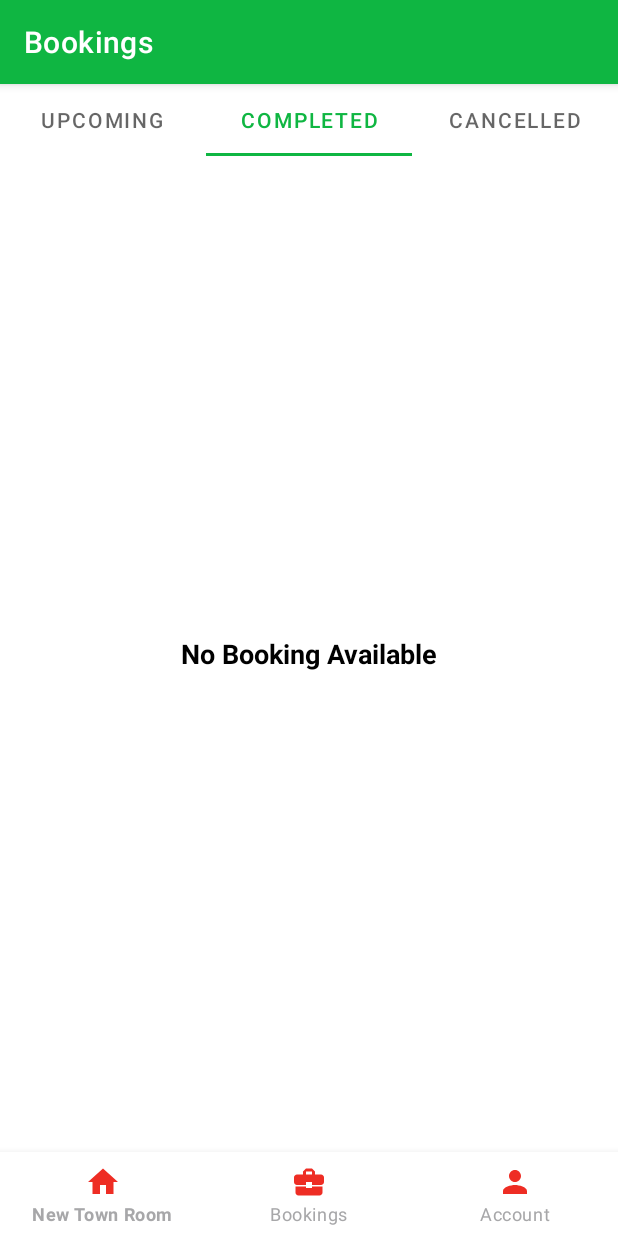
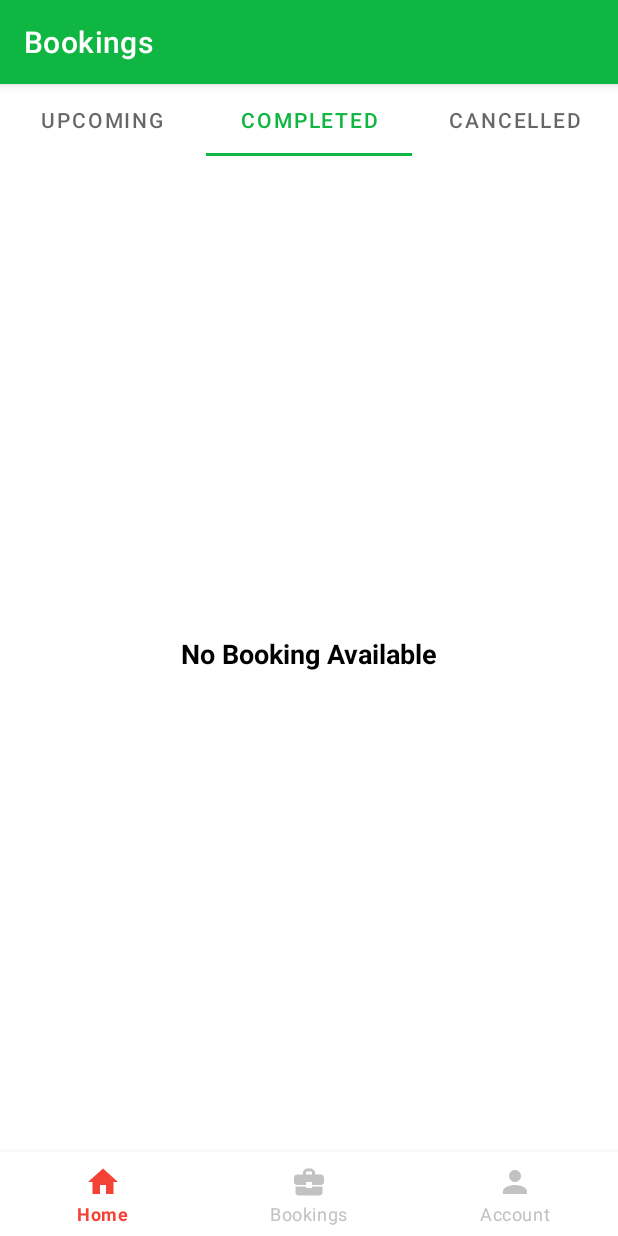
Before and after one commit to srdalai/new-town-room, an Android app: the BookingsFragment screen opened through its navigation route, tab 2 chosen, on a phone screen of 412 x 824 dp. Run offline under Robolectric (Android 15) with nearby library versions, the phone set to English and light mode, and no system bars; our stand-ins replace navigation-ui; libraries missing offline, so code that uses them is left out: com.synnapps.carouselview; pictures from the network do not load; 7 statements that could not run were skipped.

Commit message:
#30 Core Changes.

```diff
--- a/app/src/main/java/com/newtownroom/userapp/rest/GetDataService.java
+++ b/app/src/main/java/com/newtownroom/userapp/rest/GetDataService.java
@@ -7,6 +7,7 @@ import com.newtownroom.userapp.restmodels.BookingDetailsResponses;
 import com.newtownroom.userapp.restmodels.BookingInput;
 import com.newtownroom.userapp.restmodels.BookingResponse;
 import com.newtownroom.userapp.models.HotelData;
+import com.newtownroom.userapp.restmodels.CancelBookingInput;
 import com.newtownroom.userapp.restmodels.CancelBookingResponse;
 import com.newtownroom.userapp.restmodels.CheckAvailInput;
 import com.newtownroom.userapp.restmodels.CheckAvailResponse;
@@ -85,6 +86,10 @@ public interface GetDataService {
     @POST("deleteBooking")
     Call<CancelBookingResponse> deleteBooking(@Body SingleBookingID singleBookingID);
 
+    @POST("cancelBooking")
+    Call<CancelBookingResponse> cancelBooking(@Body CancelBookingInput cancelBookingInput);
+
+
     @POST("getUserGst")
     Call<GstModel> getUserGst(@Body SingleUserID singleUserID);
 
--- /dev/null
+++ b/app/src/main/res/drawable/bottom_navigation_color.xml
@@ -0,0 +1,10 @@
+<?xml version="1.0" encoding="utf-8"?>
+<selector xmlns:android="http://schemas.android.com/apk/res/android">
+    <item
+        android:state_checked="true"
+        android:color="@color/material_red" />
+    <item
+        android:state_checked="false"
+        android:color="@color/grey" />
+
+</selector>
--- a/app/src/main/res/layout/activity_main.xml
+++ b/app/src/main/res/layout/activity_main.xml
@@ -7,12 +7,13 @@
     android:layout_height="match_parent">
 
     <com.google.android.material.bottomnavigation.BottomNavigationView
+        style="@style/Widget.MaterialComponents.BottomNavigationView.Colored"
         android:id="@+id/nav_view"
         android:layout_width="0dp"
         android:layout_height="wrap_content"
         android:background="?android:attr/windowBackground"
-        app:itemIconTint="@drawable/nav_item_icon_selector"
-        app:itemTextColor="@color/nav_item"
+        app:itemIconTint="@drawable/bottom_navigation_color"
+        app:itemTextColor="@drawable/bottom_navigation_color"
         app:layout_constraintBottom_toBottomOf="parent"
         app:layout_constraintLeft_toLeftOf="parent"
         app:layout_constraintRight_toRightOf="parent"
--- a/app/src/main/res/navigation/mobile_navigation.xml
+++ b/app/src/main/res/navigation/mobile_navigation.xml
@@ -7,7 +7,7 @@
     <fragment
         android:id="@+id/homeFragment"
         android:name="com.newtownroom.userapp.ui.HomeFragment"
-        android:label="@string/title_home"
+        android:label="@string/app_name"
         tools:layout="@layout/fragment_home" />
     <fragment
         android:id="@+id/bookingsFragment"
--- a/app/src/main/res/values/strings.xml
+++ b/app/src/main/res/values/strings.xml
@@ -1,6 +1,6 @@
 <resources>
     <string name="app_name">New Town Room</string>
-    <string name="title_home">New Town Room</string>
+    <string name="title_home">Home</string>
     <string name="title_bookings">Bookings</string>
     <string name="title_account">Account</string>
 
```
Also changed, not shown: app/src/main/java/com/newtownroom/userapp/models/BookingPrice.java (+44 -0 lines), app/src/main/java/com/newtownroom/userapp/restmodels/CancelBookingInput.java (added, +41 -0 lines), app/src/main/java/com/newtownroom/userapp/ui/BookingComplete.java (+53 -14 lines), app/src/main/java/com/newtownroom/userapp/utils/PreferenceManager.java (+5 -5 lines), app/src/main/res/layout/component_pay_online_layout.xml (+5 -2 lines), app/src/main/res/layout/component_travel_dates.xml (+6 -7 lines).
